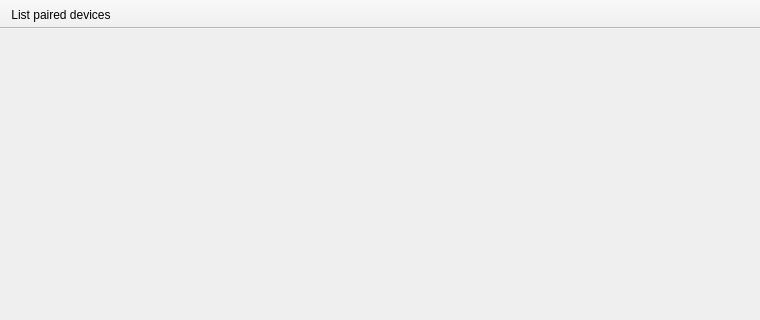
Above: mainwindow.ui from Simobergius/Tankki-Qt before the change; both pictures show x 0 to 760 and y 0 to 320 of the 760 by 500 pixel window. Below: the same form after it.
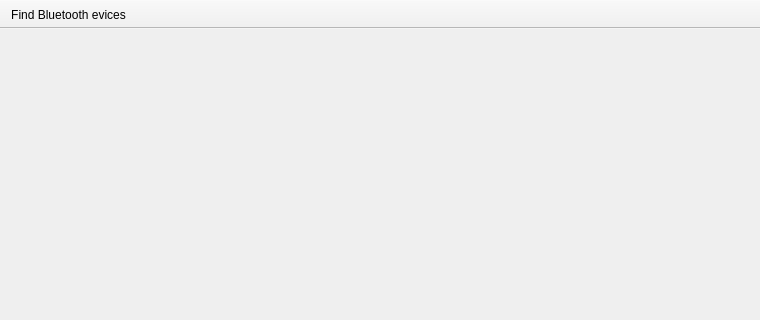
That is the form after the change.

Commit message: mainwindow handles bluetoothworker, removed useless signals

Patch:
```diff
--- a/mainwindow.ui
+++ b/mainwindow.ui
@@ -47,8 +47,6 @@
      </item>
     </layout>
    </widget>
-   <zorder>horizontalLayoutWidget</zorder>
-   <zorder>fireCannonButton</zorder>
   </widget>
   <widget class="QToolBar" name="toolBar">
    <property name="windowTitle">
@@ -64,17 +62,17 @@
     <enum>TopToolBarArea</enum>
    </attribute>
    <attribute name="toolBarBreak">
-    <bool>true</bool>
+    <bool>false</bool>
    </attribute>
-   <addaction name="actionListConnectedDevices"/>
+   <addaction name="actionSearchDevices"/>
   </widget>
   <widget class="QStatusBar" name="statusBar"/>
-  <action name="actionListConnectedDevices">
+  <action name="actionSearchDevices">
    <property name="text">
-    <string>List paired devices</string>
+    <string>Find Bluetooth evices</string>
    </property>
    <property name="toolTip">
-    <string>&lt;html&gt;&lt;head/&gt;&lt;body&gt;&lt;p&gt;List paired Bluetooth devices and select which to connect to.&lt;/p&gt;&lt;/body&gt;&lt;/html&gt;</string>
+    <string>&lt;html&gt;&lt;head/&gt;&lt;body&gt;&lt;p&gt;Search for Bluetooth devices and select which to connect to.&lt;/p&gt;&lt;/body&gt;&lt;/html&gt;</string>
    </property>
   </action>
  </widget>
```
The commit also changes 2 other files.
